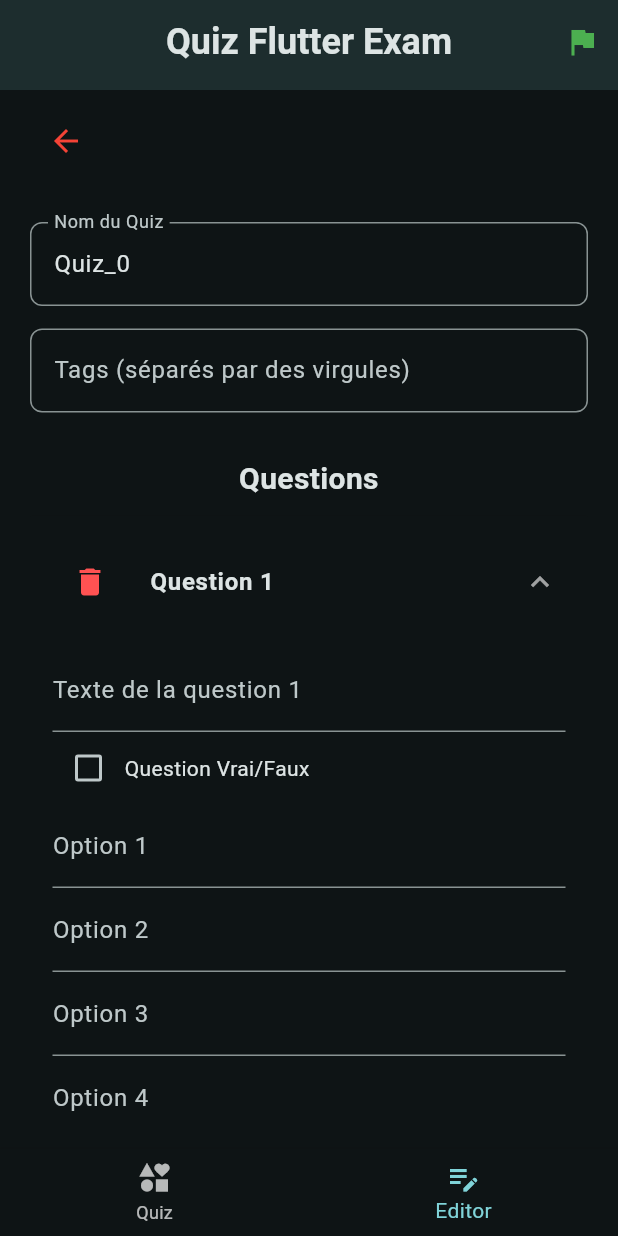
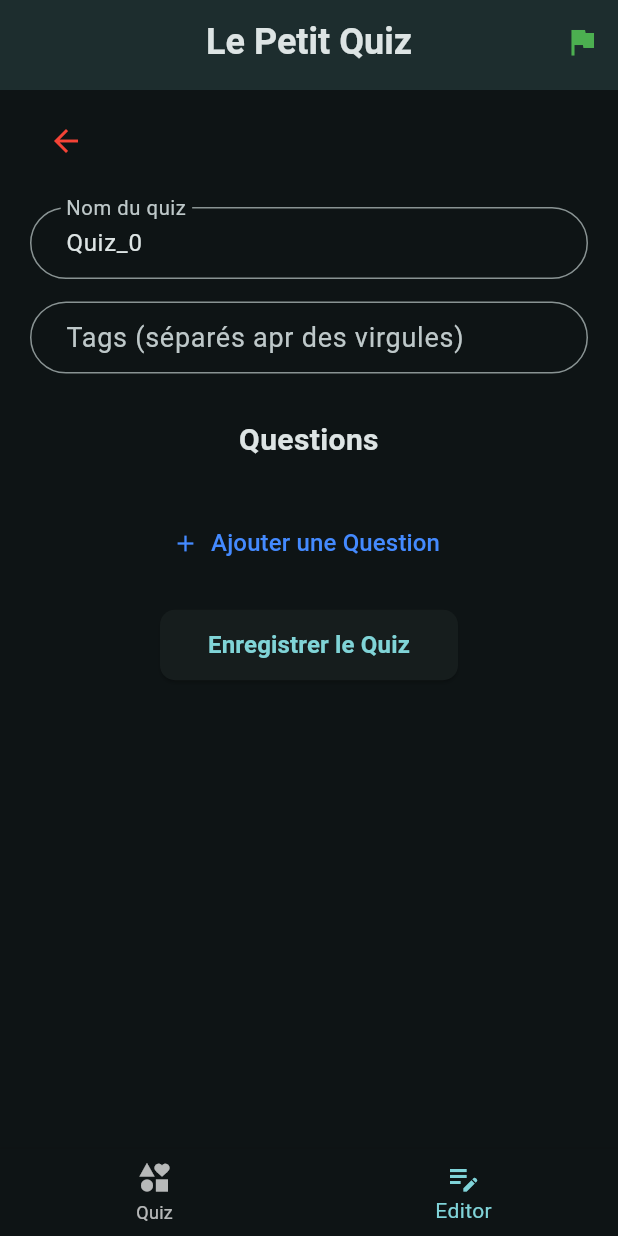
Before and after one commit to dryxos118/flutter_quiz_exam, a Flutter app: the QuizScaffold screen opened by its route, item 2 of the bottom bar chosen, after a tap on the "add" icon, after a tap on "Ajouter une Question", on a phone screen of 412 x 824 dp. Run offline on Flutter 3.47's test engine with Material 3 defaults, Android fonts, the phone set to English and light mode, and no system bars; our stand-ins replace cloud_firestore, firebase_auth, firebase_core, flutter_hooks, flutter_riverpod, go_router and 2 more; accounts and stored records are empty.

Commit message:
:recycle: refacto code and fix bug on save quiz

```diff
--- a/lib/constants/constants.dart
+++ b/lib/constants/constants.dart
@@ -29,5 +29,14 @@
 }
 
 EdgeInsets textFieldPadding() {
-  return const EdgeInsets.symmetric(horizontal: 20, vertical: 5);
+  return const EdgeInsets.symmetric(horizontal: 20, vertical: 10);
 }
+
+InputDecoration textFormFieldDecoration(String lableText) {
+  return InputDecoration(
+    labelText: lableText,
+    labelStyle: const TextStyle(fontSize: 18),
+    border: OutlineInputBorder(borderRadius: buttonBorderRadius()),
+    contentPadding: textFieldPadding(),
+  );
+}
--- a/lib/layout/quiz_appbar.dart
+++ b/lib/layout/quiz_appbar.dart
@@ -17,7 +17,7 @@
       title: const Padding(
         padding: EdgeInsets.all(20.0),
         child: Text(
-          'Quiz Flutter Exam',
+          'Le Petit Quiz',
           style: TextStyle(
             fontSize: 24,
             fontWeight: FontWeight.bold,
--- a/lib/logic/provider/quiz_editor_provider.dart
+++ b/lib/logic/provider/quiz_editor_provider.dart
@@ -1,11 +1,10 @@
 import 'package:cloud_firestore/cloud_firestore.dart';
-import 'package:flutter_quiz_exam/logic/provider/firebase_auth_provider.dart';
 import 'package:flutter_quiz_exam/models/question.dart';
 import 'package:flutter_quiz_exam/models/quiz.dart';
 import 'package:hooks_riverpod/hooks_riverpod.dart';
 
-// Provider pour gérer l'état du quiz
-final quizProvider = StateNotifierProvider<QuizEditorProvider, Quiz>((ref) {
+final quizEditorProvider =
+    StateNotifierProvider<QuizEditorProvider, Quiz>((ref) {
   return QuizEditorProvider(ref);
 });
 
@@ -13,21 +12,22 @@
   Ref ref;
   QuizEditorProvider(this.ref) : super(Quiz(name: '', tags: [], questions: []));
 
+  /// Methods for set new quiz state
   void setQuiz(Quiz quiz) {
     state = quiz;
   }
 
-  // Méthode pour mettre à jour le nom du quiz
+  /// Methods for update quiz name
   void updateQuizName(String name) {
     state = state.copyWith(name: name);
   }
 
-  // Méthode pour mettre à jour les tags du quiz
+  /// Methods for update quiz tags
   void updateTags(List<String> tags) {
     state = state.copyWith(tags: tags);
   }
 
-  /// Méthode pour ajouter une question
+  /// Methods for add a new question
   void addQuestion() {
     final newQuestion = Question(
       text: '',
@@ -38,18 +38,20 @@
     state = state.copyWith(questions: [...state.questions, newQuestion]);
   }
 
-  /// Méthode pour mettre à jour une question
+  /// Methods for update questions
   void updateQuestion(int index, Question question) {
     final updatedQuestions = [...state.questions];
     updatedQuestions[index] = question;
     state = state.copyWith(questions: updatedQuestions);
   }
 
+  /// Methods for remove question
   void removeQuestion(int index) {
     final updatedQuestions = [...state.questions]..removeAt(index);
     state = state.copyWith(questions: updatedQuestions);
   }
 
+  /// Methods for save quiz in Firebase
   Future<void> saveQuiz(String id, String name) async {
     final firestore = FirebaseFirestore.instance;
     state = state.copyWith(userId: id, userName: name);
@@ -57,7 +59,7 @@
     if (state.uid == null) {
       await firestore.collection("quizzes").add(quizJson);
     } else {
-      await firestore.collection("quizzes").doc(state.uid).update(quizJson);
+      await firestore.collection("quizzes").doc(state.uid).set(quizJson);
     }
     state = Quiz(name: "", tags: [], questions: []);
   }
--- a/lib/logic/provider/quiz_list_editor_provicer.dart
+++ b/lib/logic/provider/quiz_list_editor_provicer.dart
@@ -1,11 +1,8 @@
 import 'package:cloud_firestore/cloud_firestore.dart';
-import 'package:firebase_auth/firebase_auth.dart';
 import 'package:flutter_quiz_exam/logic/provider/firebase_auth_provider.dart';
 import 'package:flutter_quiz_exam/logic/provider/quiz_editor_provider.dart';
 import 'package:flutter_quiz_exam/models/quiz.dart';
 import 'package:flutter_riverpod/flutter_riverpod.dart';
-
-final loadingProvider = StateProvider<bool>((ref) => true);
 
 final quizListEditorProvider =
     StateNotifierProvider<QuizListEditorProvider, List<Quiz>>(
@@ -36,7 +33,7 @@
 // Méthode pour créer un quiz
   Future<void> createQuiz(String name) async {
     final user = ref.watch(firebaseProvider);
-    ref.read(quizProvider.notifier).setQuiz(Quiz(
+    ref.read(quizEditorProvider.notifier).setQuiz(Quiz(
         name: name,
         tags: [],
         questions: [],
--- a/lib/models/quiz.dart
+++ b/lib/models/quiz.dart
@@ -70,6 +70,7 @@
         questions: questions ?? this.questions,
         leaderboard: leaderboard ?? this.leaderboard,
         userId: userId ?? this.userId,
-        userName: userName ?? this.userName);
+        userName: userName ?? this.userName,
+        uid: uid);
   }
 }
--- a/lib/views/auth/login/login_form.dart
+++ b/lib/views/auth/login/login_form.dart
@@ -15,7 +15,6 @@
     final email = useState("");
     final password = useState("");
     final obscureText = useState(false);
-    //final test = ref.watch(firebaseUser);
 
     Future<void> submitForm(VoidCallback onSubmited) async {
       if (_formKey.currentState?.validate() ?? false) {
--- a/lib/views/edition/question_editor.dart
+++ /dev/null
@@ -1,85 +0,0 @@
-import 'package:flutter/material.dart';
-import 'package:flutter_quiz_exam/logic/provider/quiz_editor_provider.dart';
-import 'package:hooks_riverpod/hooks_riverpod.dart';
-
-class QuestionEditor extends HookConsumerWidget {
-  final int questionIndex;
-  const QuestionEditor(this.questionIndex, {super.key});
-
-  @override
-  Widget build(BuildContext context, WidgetRef ref) {
-    final question = ref.watch(quizProvider).questions[questionIndex];
-    final quizNotifier = ref.read(quizProvider.notifier);
-
-    return Column(
-      crossAxisAlignment: CrossAxisAlignment.start,
-      children: [
-        TextFormField(
-          initialValue: question.text,
-          decoration: InputDecoration(
-              labelText: 'Texte de la question ${questionIndex + 1}'),
-          onChanged: (value) => quizNotifier.updateQuestion(
-            questionIndex,
-            question.copyWith(text: value),
-          ),
-          validator: (value) =>
-              value == null || value.isEmpty ? 'Ce champ est requis' : null,
-        ),
-        Row(
-          children: [
-            Checkbox(
-              value: question.isTrueOrFalse,
-              onChanged: (value) {
-                quizNotifier.updateQuestion(
-                  questionIndex,
-                  question.copyWith(
-                    isTrueFalse: value ?? false,
-                    options:
-                        value == true ? ["Vrai", "Faux"] : ['', '', '', ''],
-                  ),
-                );
-              },
-            ),
-            const Text('Question Vrai/Faux')
-          ],
-        ),
-        if (!question.isTrueOrFalse)
-          Column(
-            children: List.generate(4, (i) {
-              return TextFormField(
-                initialValue: question.options[i],
-                decoration: InputDecoration(labelText: 'Option ${i + 1}'),
-                onChanged: (value) {
-                  final updatedOptions = [...question.options];
-                  updatedOptions[i] = value;
-                  quizNotifier.updateQuestion(
-                    questionIndex,
-                    question.copyWith(options: updatedOptions),
-                  );
-                },
-                validator: (value) => value == null || value.isEmpty
-                    ? 'Ce champ est requis'
-                    : null,
-              );
-            }),
-          ),
-        DropdownButtonFormField<int>(
-          decoration: const InputDecoration(
-              labelText: 'questionIndex de la bonne réponse'),
-          value: question.correctAnswerIndex,
-          items: List.generate(
-            question.isTrueOrFalse ? 2 : 4,
-            (i) => DropdownMenuItem(value: i, child: Text('Option ${i + 1}')),
-          ),
-          onChanged: (value) {
-            quizNotifier.updateQuestion(
-              questionIndex,
-              question.copyWith(correctAnswerIndex: value ?? 0),
-            );
-          },
-        ),
-        const SizedBox(height: 20),
-      ],
-    );
-  }
-}
--- a/lib/views/edition/quiz_editor.dart
+++ b/lib/views/edition/quiz_editor.dart
@@ -1,8 +1,10 @@
 import 'package:flutter/material.dart';
 import 'package:flutter_hooks/flutter_hooks.dart';
+import 'package:flutter_quiz_exam/constants/constants.dart';
 import 'package:flutter_quiz_exam/logic/provider/firebase_auth_provider.dart';
 import 'package:flutter_quiz_exam/logic/provider/quiz_editor_provider.dart';
-import 'package:flutter_quiz_exam/views/edition/question_editor.dart';
+import 'package:flutter_quiz_exam/views/edition/widget/quiz_editor_question.dart';
+import 'package:flutter_quiz_exam/views/edition/widget/quiz_editor_save.dart';
 import 'package:go_router/go_router.dart';
 import 'package:hooks_riverpod/hooks_riverpod.dart';
 
@@ -13,8 +15,8 @@
   @override
   Widget build(BuildContext context, WidgetRef ref) {
     // Call provider
-    final quiz = ref.watch(quizProvider);
-    final quizNotifier = ref.read(quizProvider.notifier);
+    final quiz = ref.watch(quizEditorProvider);
+    final quizNotifier = ref.read(quizEditorProvider.notifier);
     final user = ref.watch(firebaseProvider);
     // Variable with hook
     final formKey = useMemoized(() => GlobalKey<FormState>());
@@ -25,13 +27,11 @@
     );
 
     // Save a Quiz
-    void saveQuiz() async {
+    void saveQuiz(VoidCallback onSave) async {
       if (formKey.currentState!.validate()) {
         formKey.currentState!.save();
         await quizNotifier.saveQuiz(user!.uid, user.email!);
-        ScaffoldMessenger.of(context).showSnackBar(
-          const SnackBar(content: Text('Quiz créé avec succès !')),
-        );
+        onSave();
       }
     }
 
@@ -68,129 +68,50 @@
                 const SizedBox(width: 10),
               ],
             ),
-            const SizedBox(height: 30),
+            //
+            const SizedBox(height: 20),
+            //
             Form(
               key: formKey,
               child: Column(
                 crossAxisAlignment: CrossAxisAlignment.start,
                 children: [
+                  //
                   TextFormField(
                     controller: nameController,
-                    decoration: InputDecoration(
-                      labelText: 'Nom du Quiz',
-                      border: OutlineInputBorder(
-                        borderRadius: BorderRadius.circular(8),
-                      ),
-                    ),
-                    onChanged: quizNotifier.updateQuizName,
+                    decoration: textFormFieldDecoration("Nom du quiz"),
+                    onChanged: (value) => quizNotifier.updateQuizName(value),
                     validator: (value) => value == null || value.isEmpty
                         ? 'Ce champ est requis'
                         : null,
                   ),
                   const SizedBox(height: 15),
+                  //
                   TextFormField(
                     controller: tagsController,
-                    decoration: InputDecoration(
-                      labelText: 'Tags (séparés par des virgules)',
-                      border: OutlineInputBorder(
-                        borderRadius: BorderRadius.circular(8),
-                      ),
-                    ),
+                    decoration: textFormFieldDecoration(
+                        "Tags (séparés apr des virgules)"),
                     onChanged: (value) {
                       final tags =
                           value.split(',').map((tag) => tag.trim()).toList();
                       quizNotifier.updateTags(tags);
                     },
                   ),
+                  //
                   const SizedBox(height: 30),
-                  const Center(
-                    child: Text(
-                      'Questions',
-                      style: TextStyle(
-                        fontSize: 20,
-                        fontWeight: FontWeight.bold,
-                      ),
-                      textAlign: TextAlign.center,
-                    ),
-                  ),
-                  const SizedBox(height: 10),
-                  ExpansionPanelList(
-                    expansionCallback: (panelIndex, isExpanded) {
-                      expandedPanels.value = [
-                        for (int i = 0; i < expandedPanels.value.length; i++)
-                          if (i == panelIndex)
-                            isExpanded
-                          else
-                            expandedPanels.value[i]
-                      ];
-                    },
-                    dividerColor: Colors.grey[300],
-                    children: quiz.questions.asMap().entries.map((entry) {
-                      int index = entry.key;
-                      return ExpansionPanel(
-                        headerBuilder: (context, isExpanded) {
-                          return ListTile(
-                            title: Text(
-                              'Question ${index + 1}',
-                              style: const TextStyle(
-                                fontSize: 16,
-                                fontWeight: FontWeight.w600,
-                              ),
-                            ),
-                            leading: IconButton(
-                              onPressed: () => removeQuestion(index),
-                              icon: const Icon(Icons.delete,
-                                  color: Colors.redAccent),
-                            ),
-                          );
-                        },
-                        body: Padding(
-                          padding: const EdgeInsets.symmetric(horizontal: 15.0),
-                          child: QuestionEditor(index),
-                        ),
-                        isExpanded: expandedPanels.value[index],
-                      );
-                    }).toList(),
-                  ),
-                  const SizedBox(height: 10),
-                  Center(
-                    child: TextButton.icon(
-                      onPressed: addQuestion,
-                      icon: const Icon(Icons.add, color: Colors.blueAccent),
-                      label: const Text(
-                        'Ajouter une Question',
-                        style: TextStyle(
-                          fontSize: 16,
-                          color: Colors.blueAccent,
-                        ),
-                      ),
-                    ),
-                  ),
+                  //
+                  QuizEditorQuestion(quiz.questionCount, quiz,
+                      onAddQuestion: () => addQuestion,
+                      onRemoveQuestion: (int index) => removeQuestion(index)),
+                  //
                   const SizedBox(height: 20),
-                  Center(
-                    child: ElevatedButton(
-                      style: ElevatedButton.styleFrom(
-                        padding: const EdgeInsets.symmetric(
-                          vertical: 12,
-                          horizontal: 32,
-                        ),
-                        shape: RoundedRectangleBorder(
-                          borderRadius: BorderRadius.circular(10),
-                        ),
-                      ),
-                      onPressed: () async {
-                        saveQuiz();
-                        context.go('/editor');
-                      },
-                      child: const Text(
-                        'Enregistrer le Quiz',
-                        style: TextStyle(
-                          fontSize: 16,
-                          fontWeight: FontWeight.bold,
-                        ),
-                      ),
-                    ),
-                  ),
+                  //
+                  QuizEditorSave(
+                      onSaveQuiz: () => saveQuiz(
+                          () => ScaffoldMessenger.of(context).showSnackBar(
+                                const SnackBar(
+                                    content: Text('Quiz créé avec succès !')),
+                              ))),
                 ],
               ),
             ),
--- a/lib/views/edition/quiz_editor_list.dart
+++ b/lib/views/edition/quiz_editor_list.dart
@@ -131,7 +131,7 @@
                                     ElevatedButton(
                                       onPressed: () {
                                         ref
-                                            .read(quizProvider.notifier)
+                                            .read(quizEditorProvider.notifier)
                                             .setQuiz(quiz);
                                         context.go('/quizeditor');
                                       },
--- /dev/null
+++ b/lib/views/edition/widget/quiz_editor_question.dart
@@ -0,0 +1,95 @@
+import 'package:flutter/material.dart';
+import 'package:flutter_hooks/flutter_hooks.dart';
+import 'package:flutter_quiz_exam/constants/constants.dart';
+import 'package:flutter_quiz_exam/models/quiz.dart';
+import 'package:flutter_quiz_exam/views/edition/widget/question_editor.dart';
+import 'package:hooks_riverpod/hooks_riverpod.dart';
+
+class QuizEditorQuestion extends HookConsumerWidget {
+  final Function() onAddQuestion;
+  final Function(int) onRemoveQuestion;
+  final int questionCount;
+  final Quiz quiz;
+  const QuizEditorQuestion(this.questionCount, this.quiz,
+      {super.key, required this.onAddQuestion, required this.onRemoveQuestion});
+
+  @override
+  Widget build(BuildContext context, WidgetRef ref) {
+    final expandedPanels = useState<List<bool>>(
+      List.generate(questionCount, (_) => false),
+    );
+    return Column(
+      children: [
+        const Center(
+          child: Text(
+            'Questions',
+            style: TextStyle(
+              fontSize: 20,
+              fontWeight: FontWeight.bold,
+            ),
+            textAlign: TextAlign.center,
+          ),
+        ),
+        const SizedBox(height: 10),
+        ExpansionPanelList(
+          expansionCallback: (panelIndex, isExpanded) {
+            expandedPanels.value = [
+              for (int i = 0; i < expandedPanels.value.length; i++)
+                if (i == panelIndex) isExpanded else expandedPanels.value[i]
+            ];
+          },
+          dividerColor: Colors.grey[300],
+          elevation: 3,
+          children: quiz.questions.asMap().entries.map((entry) {
+            int index = entry.key;
+            return ExpansionPanel(
+              headerBuilder: (context, isExpanded) {
+                return ListTile(
+                  title: Text(
+                    'Question ${index + 1}',
+                    style: const TextStyle(
+                      fontSize: 16,
+                      fontWeight: FontWeight.w600,
+                    ),
+                  ),
+                  leading: IconButton(
+                    onPressed: () => onRemoveQuestion(index),
+                    icon: const Icon(Icons.delete, color: Colors.redAccent),
+                  ),
+                );
+              },
+              body: Padding(
+                padding: const EdgeInsets.symmetric(horizontal: 15.0),
+                child: QuestionEditor(index),
+              ),
+              isExpanded: expandedPanels.value[index],
+            );
+          }).toList(),
+        ),
+        const SizedBox(height: 20),
+        Center(
+          child: questionCount == 10
+              ? Text(
+                  'Vous avez atteind le maximum de question',
+                  style: TextStyle(
+                    color: colorSecondary(),
+                    fontSize: 16,
+                    fontWeight: FontWeight.bold,
+                  ),
+                )
+              : TextButton.icon(
+                  onPressed: onAddQuestion,
+                  icon: const Icon(Icons.add, color: Colors.blueAccent),
+                  label: const Text(
+                    'Ajouter une Question',
+                    style: TextStyle(
+                      fontSize: 16,
+                      color: Colors.blueAccent,
+                    ),
+                  ),
+                ),
+        ),
+      ],
+    );
+  }
+}
--- /dev/null
+++ b/lib/views/edition/widget/quiz_editor_save.dart
@@ -0,0 +1,35 @@
+import 'package:flutter/material.dart';
+import 'package:go_router/go_router.dart';
+
+class QuizEditorSave extends StatelessWidget {
+  final Function() onSaveQuiz;
+  const QuizEditorSave({super.key, required this.onSaveQuiz});
+
+  @override
+  Widget build(BuildContext context) {
+    return Center(
+      child: ElevatedButton(
+        style: ElevatedButton.styleFrom(
+          padding: const EdgeInsets.symmetric(
+            vertical: 12,
+            horizontal: 32,
+          ),
+          shape: RoundedRectangleBorder(
+            borderRadius: BorderRadius.circular(10),
+          ),
+        ),
+        onPressed: () {
+          onSaveQuiz();
+          context.go('/editor');
+        },
+        child: const Text(
+          'Enregistrer le Quiz',
+          style: TextStyle(
+            fontSize: 16,
+            fontWeight: FontWeight.bold,
+          ),
+        ),
+      ),
+    );
+  }
+}
--- a/lib/views/quiz/games/quiz_games.dart
+++ b/lib/views/quiz/games/quiz_games.dart
@@ -1,8 +1,8 @@
 import 'package:flutter/material.dart';
 import 'package:flutter_hooks/flutter_hooks.dart';
 import 'package:flutter_quiz_exam/logic/provider/quiz_games_stream_provider.dart';
-import 'package:flutter_quiz_exam/views/quiz/games/quiz_options.dart';
-import 'package:flutter_quiz_exam/views/quiz/games/quiz_question.dart';
+import 'package:flutter_quiz_exam/views/quiz/games/widget/quiz_options.dart';
+import 'package:flutter_quiz_exam/views/quiz/games/widget/quiz_question.dart';
 import 'package:go_router/go_router.dart';
 import 'package:hooks_riverpod/hooks_riverpod.dart';
 import 'package:quickalert/quickalert.dart';
--- a/lib/views/quiz/quiz_page.dart
+++ b/lib/views/quiz/quiz_page.dart
@@ -2,7 +2,7 @@
 import 'package:flutter_quiz_exam/data/quiz_data.dart';
 import 'package:flutter_quiz_exam/logic/provider/quiz_games_stream_provider.dart';
 import 'package:flutter_quiz_exam/models/quiz.dart';
-import 'package:flutter_quiz_exam/views/quiz/quiz_topic.dart';
+import 'package:flutter_quiz_exam/views/quiz/topic/quiz_topic.dart';
 import 'package:flutter_riverpod/flutter_riverpod.dart';
 
 class QuizPage extends ConsumerWidget {
--- a/lib/views/quiz/quiz_topic.dart
+++ b/lib/views/quiz/topic/quiz_topic.dart
@@ -1,7 +1,7 @@
 import 'package:flutter/material.dart';
 import 'package:flutter_quiz_exam/constants/constants.dart';
 import 'package:flutter_quiz_exam/models/quiz.dart';
-import 'package:flutter_quiz_exam/views/quiz/quiz_topic_center.dart';
+import 'package:flutter_quiz_exam/views/quiz/topic/quiz_topic_center.dart';
 import 'package:go_router/go_router.dart';
 
 class QuizTopicItem extends StatelessWidget {
```
Also changed, not shown: lib/views/edition/widget/multiple_choice_option_editor.dart (added, +65 -0 lines), lib/views/edition/widget/option_true_false_editor.dart (added, +47 -0 lines), lib/views/edition/widget/question_editor.dart (added, +65 -0 lines), lib/views/quiz/games/widget/quiz_options.dart (renamed from lib/views/quiz/games/quiz_options.dart), lib/views/quiz/games/widget/quiz_question.dart (renamed from lib/views/quiz/games/quiz_question.dart), lib/views/quiz/topic/quiz_topic_center.dart (renamed from lib/views/quiz/quiz_topic_center.dart).
